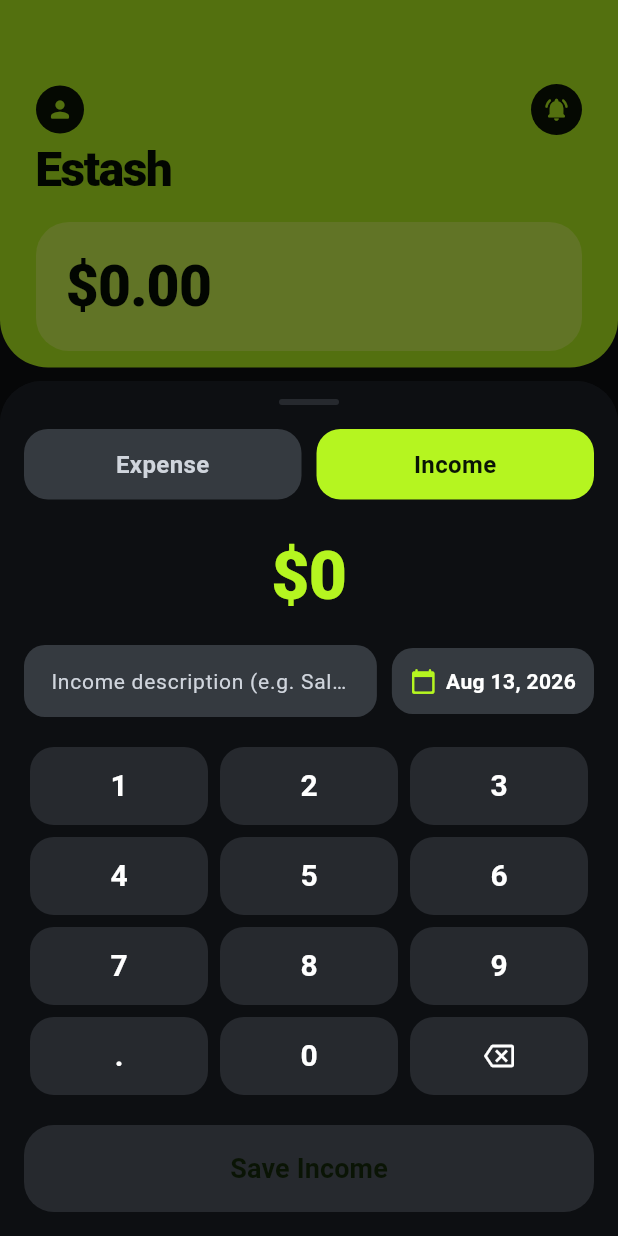
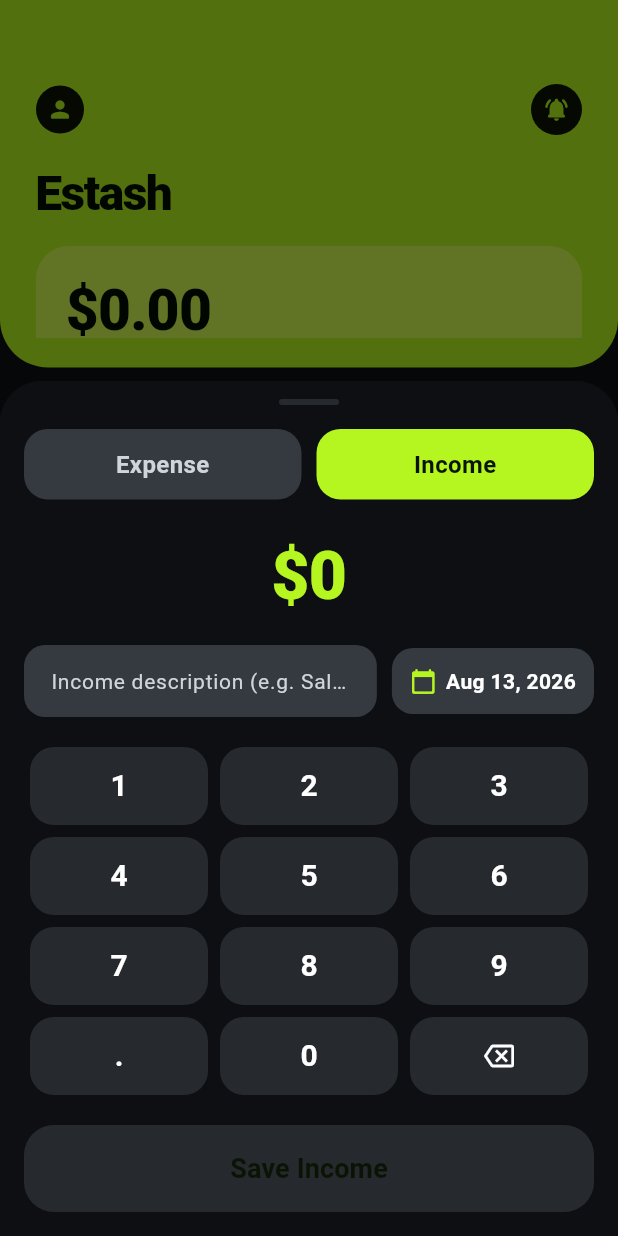
Before and after one commit to Knecrow/Estash, a Flutter app: the screen it shows after launch, after a tap on the "notifications none" icon, after a tap on "Income", on a phone screen of 412 x 824 dp. Run offline on Flutter 3.47's test engine with Material 3 defaults, Android fonts, the phone set to English and light mode, and no system bars; our stand-ins replace fl_chart, flutter_local_notifications, hive, hive_flutter, shared_preferences, timezone; missing offline and left inert: home_widget; accounts and stored records are empty.

Commit message:
Fix bottom overflows in SliverOneUIHeader collapse and transaction sheets note textfields

```diff
--- a/lib/features/dashboard/widgets/sliver_one_ui_header.dart
+++ b/lib/features/dashboard/widgets/sliver_one_ui_header.dart
@@ -83,13 +83,14 @@ class SliverOneUIHeader extends StatelessWidget {
               bottomRight: Radius.circular(32),
             ),
           ),
-          // Large One UI header: generous top padding and asymmetric layout
           padding: const EdgeInsets.only(left: 24.0, right: 24.0, top: 56.0, bottom: 20.0),
+          // Wrap in SingleChildScrollView to prevent bottom overflow during app bar collapse scrolling
+          child: SingleChildScrollView(
+            physics: const NeverScrollableScrollPhysics(),
             child: Column(
-            mainAxisAlignment: MainAxisAlignment.end,
               crossAxisAlignment: CrossAxisAlignment.start,
               children: [
-              // Top Profile & Action row (asymmetric, small and header-anchored)
+                // Top Profile & Action row
                 Row(
                   mainAxisAlignment: MainAxisAlignment.spaceBetween,
                   children: [
@@ -123,8 +124,8 @@ class SliverOneUIHeader extends StatelessWidget {
                     ),
                   ],
                 ),
-              const Spacer(),
-              // Title - Samsung style: Clean, left-aligned, bold, large typography
+                const SizedBox(height: 16),
+                // Title
                 Text(
                   'Estash',
                   style: AppTextStyles.displayMedium.copyWith(
@@ -135,7 +136,7 @@ class SliverOneUIHeader extends StatelessWidget {
                   ),
                 ),
                 const SizedBox(height: 12),
-              // Balance container placed lower for easy one-handed reach
+                // Balance container
                 AnimatedContainer(
                   duration: const Duration(milliseconds: 400),
                   curve: Curves.easeInOutCubic,
@@ -160,6 +161,7 @@ class SliverOneUIHeader extends StatelessWidget {
             ),
           ),
         ),
+      ),
     );
   }
 }
--- a/lib/features/transaction/add_transaction_sheet.dart
+++ b/lib/features/transaction/add_transaction_sheet.dart
@@ -293,11 +293,13 @@ class _AddTransactionSheetState extends State<AddTransactionSheet> {
               ],
             ),
             const SizedBox(height: 16),
-            HapticKeypad(
-              onKeyPress: _onKeyPress,
-              onDeletePress: _onDeletePress,
-            ),
-            const SizedBox(height: 16),
+            if (MediaQuery.of(context).viewInsets.bottom == 0) ...[
+              HapticKeypad(
+                onKeyPress: _onKeyPress,
+                onDeletePress: _onDeletePress,
+              ),
+              const SizedBox(height: 16),
+            ],
             ElevatedButton(
               onPressed: _amountString == '0' ? null : _save,
               style: ElevatedButton.styleFrom(
```
Also changed, not shown: lib/features/transaction/edit_transaction_sheet.dart (+7 -5 lines). Lines whose indentation alone changed are shown as unchanged.
